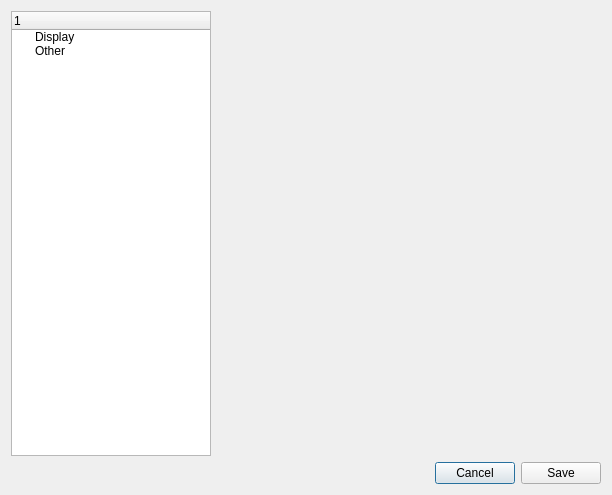
The window that src/settings.ui (yuckify/headsup) describes before a commit, drawn with Qt 5.
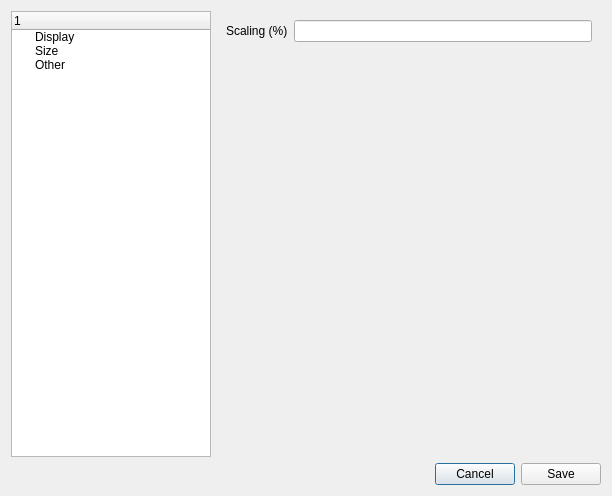
The same window after the commit.

Commit message: added a dial gui element

Patch:
```diff
--- a/src/settings.ui
+++ b/src/settings.ui
@@ -7,7 +7,7 @@
     <x>0</x>
     <y>0</y>
     <width>612</width>
-    <height>495</height>
+    <height>496</height>
    </rect>
   </property>
   <property name="windowTitle">
@@ -31,7 +31,7 @@
          </property>
          <column>
           <property name="text">
-           <string>1</string>
+           <string/>
           </property>
          </column>
          <item>
@@ -39,6 +39,11 @@
            <string>Display</string>
           </property>
          </item>
+         <item>
+          <property name="text">
+           <string>Size</string>
+          </property>
+         </item>
          <item>
           <property name="text">
            <string>Other</string>
@@ -93,6 +98,37 @@
            </item>
           </layout>
          </widget>
+         <widget class="QWidget" name="Size">
+          <layout class="QVBoxLayout" name="verticalLayout_3">
+           <item>
+            <layout class="QHBoxLayout" name="horizontalLayout_6">
+             <item>
+              <widget class="QLabel" name="label_2">
+               <property name="text">
+                <string>Scaling (%)</string>
+               </property>
+              </widget>
+             </item>
+             <item>
+              <widget class="QLineEdit" name="scaling"/>
+             </item>
+            </layout>
+           </item>
+           <item>
+            <spacer name="verticalSpacer_2">
+             <property name="orientation">
+              <enum>Qt::Orientation::Vertical</enum>
+             </property>
+             <property name="sizeHint" stdset="0">
+              <size>
+               <width>20</width>
+               <height>40</height>
+              </size>
+             </property>
+            </spacer>
+           </item>
+          </layout>
+         </widget>
          <widget class="QWidget" name="Other"/>
         </widget>
        </item>
```
The commit also changes 4 other files.
